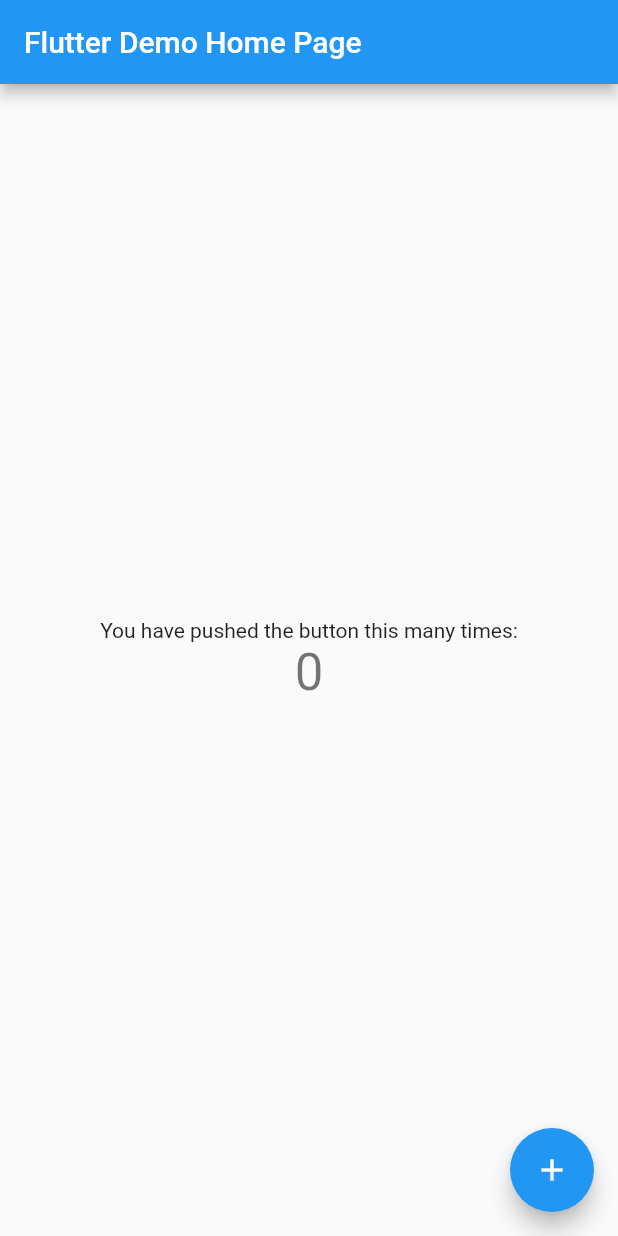
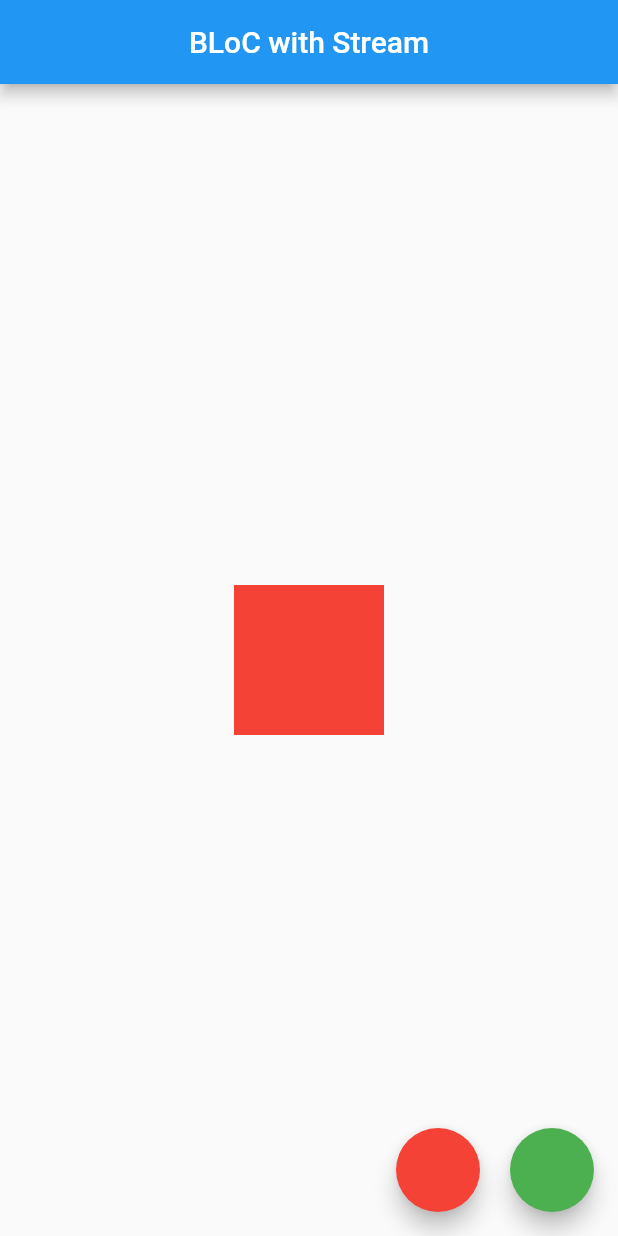
Before and after one commit to vfiruz97/flutter-bloc-cubit, a Flutter app: the screen it shows after launch, on a phone screen of 412 x 824 dp. Run offline on Flutter 3.47's test engine with Material 2 defaults, Android fonts, the phone set to English and light mode, and no system bars.

Commit message:
BLoC with Stream| StreamBuilder <- sink -> stream

```diff
--- /dev/null
+++ b/lib/color_bloc.dart
@@ -0,0 +1,35 @@
+import 'dart:async';
+
+import 'package:flutter/material.dart';
+
+enum ColorEvent { event_red, event_green }
+
+class ColorBloc {
+  Color _color = Colors.red;
+
+  final _inputEventController = StreamController<ColorEvent>();
+  StreamSink<ColorEvent> get inputEventSink => _inputEventController.sink;
+
+  final _outputStateController = StreamController<Color>();
+  Stream<Color> get outputStateStream => _outputStateController.stream;
+
+  void _mapEventToState(ColorEvent event) {
+    if (event == ColorEvent.event_red)
+      _color = Colors.red;
+    else if (event == ColorEvent.event_green)
+      _color = Colors.green;
+    else
+      throw Exception('Wrong Event Type');
+
+    _outputStateController.sink.add(_color);
+  }
+
+  ColorBloc() {
+    _inputEventController.stream.listen(_mapEventToState);
+  }
+
+  void dispose() {
+    _inputEventController.close();
+    _outputStateController.close();
+  }
+}
--- a/lib/main.dart
+++ b/lib/main.dart
@@ -1,5 +1,7 @@
+import 'package:bloc/color_bloc.dart';
 import 'package:flutter/material.dart';
 
+// Работа с BLoC with Stream
 void main() {
   runApp(MyApp());
 }
@@ -9,109 +11,67 @@ class MyApp extends StatelessWidget {
   @override
   Widget build(BuildContext context) {
     return MaterialApp(
-      title: 'Flutter Demo',
-      theme: ThemeData(
-        // This is the theme of your application.
-        //
-        // Try running your application with "flutter run". You'll see the
-        // application has a blue toolbar. Then, without quitting the app, try
-        // changing the primarySwatch below to Colors.green and then invoke
-        // "hot reload" (press "r" in the console where you ran "flutter run",
-        // or simply save your changes to "hot reload" in a Flutter IDE).
-        // Notice that the counter didn't reset back to zero; the application
-        // is not restarted.
-        primarySwatch: Colors.blue,
-        // This makes the visual density adapt to the platform that you run
-        // the app on. For desktop platforms, the controls will be smaller and
-        // closer together (more dense) than on mobile platforms.
-        visualDensity: VisualDensity.adaptivePlatformDensity,
-      ),
-      home: MyHomePage(title: 'Flutter Demo Home Page'),
+      title: 'BLOC Stream',
+      home: MyHomePage(),
     );
   }
 }
 
 class MyHomePage extends StatefulWidget {
-  MyHomePage({Key key, this.title}) : super(key: key);
-
-  // This widget is the home page of your application. It is stateful, meaning
-  // that it has a State object (defined below) that contains fields that affect
-  // how it looks.
-
-  // This class is the configuration for the state. It holds the values (in this
-  // case the title) provided by the parent (in this case the App widget) and
-  // used by the build method of the State. Fields in a Widget subclass are
-  // always marked "final".
-
-  final String title;
-
   @override
   _MyHomePageState createState() => _MyHomePageState();
 }
 
 class _MyHomePageState extends State<MyHomePage> {
-  int _counter = 0;
+  ColorBloc _bloc = ColorBloc();
 
-  void _incrementCounter() {
-    setState(() {
-      // This call to setState tells the Flutter framework that something has
-      // changed in this State, which causes it to rerun the build method below
-      // so that the display can reflect the updated values. If we changed
-      // _counter without calling setState(), then the build method would not be
-      // called again, and so nothing would appear to happen.
-      _counter++;
-    });
+  @override
+  void dispose() {
+    _bloc.dispose();
+    super.dispose();
   }
 
   @override
   Widget build(BuildContext context) {
-    // This method is rerun every time setState is called, for instance as done
-    // by the _incrementCounter method above.
-    //
-    // The Flutter framework has been optimized to make rerunning build methods
-    // fast, so that you can just rebuild anything that needs updating rather
-    // than having to individually change instances of widgets.
     return Scaffold(
       appBar: AppBar(
-        // Here we take the value from the MyHomePage object that was created by
-        // the App.build method, and use it to set our appbar title.
-        title: Text(widget.title),
+        title: Text('BLoC with Stream'),
+        centerTitle: true,
       ),
       body: Center(
-        // Center is a layout widget. It takes a single child and positions it
-        // in the middle of the parent.
-        child: Column(
-          // Column is also a layout widget. It takes a list of children and
-          // arranges them vertically. By default, it sizes itself to fit its
-          // children horizontally, and tries to be as tall as its parent.
-          //
-          // Invoke "debug painting" (press "p" in the console, choose the
-          // "Toggle Debug Paint" action from the Flutter Inspector in Android
-          // Studio, or the "Toggle Debug Paint" command in Visual Studio Code)
-          // to see the wireframe for each widget.
-          //
-          // Column has various properties to control how it sizes itself and
-          // how it positions its children. Here we use mainAxisAlignment to
-          // center the children vertically; the main axis here is the vertical
-          // axis because Columns are vertical (the cross axis would be
-          // horizontal).
-          mainAxisAlignment: MainAxisAlignment.center,
-          children: <Widget>[
-            Text(
-              'You have pushed the button this many times:',
-            ),
-            Text(
-              '$_counter',
-              style: Theme.of(context).textTheme.headline4,
-            ),
-          ],
+        child: StreamBuilder(
+          stream: _bloc.outputStateStream,
+          initialData: Colors.red,
+          builder: (context, snapshot) {
+            return AnimatedContainer(
+              height: 100,
+              width: 100,
+              color: snapshot.data,
+              duration: Duration(milliseconds: 500),
+            );
+          },
         ),
       ),
-      floatingActionButton: FloatingActionButton(
-        onPressed: _incrementCounter,
-        tooltip: 'Increment',
-        child: Icon(Icons.add),
-      ), // This trailing comma makes auto-formatting nicer for build methods.
+      floatingActionButton: Row(
+        mainAxisAlignment: MainAxisAlignment.end,
+        children: <Widget>[
+          FloatingActionButton(
+            onPressed: () {
+              _bloc.inputEventSink.add(ColorEvent.event_red);
+            },
+            backgroundColor: Colors.red,
+          ),
+          SizedBox(
+            width: 20,
+          ),
+          FloatingActionButton(
+            onPressed: () {
+              _bloc.inputEventSink.add(ColorEvent.event_green);
+            },
+            backgroundColor: Colors.green,
+          ),
+        ],
+      ),
     );
   }
 }
```
Also changed, not shown: 3 other files.
